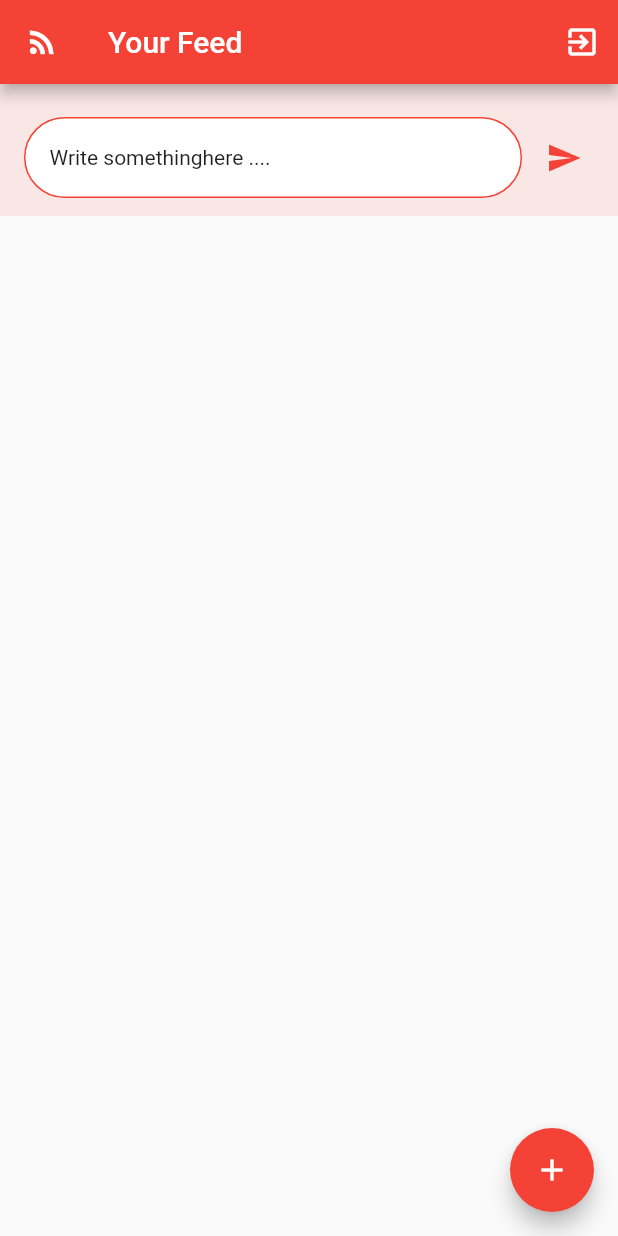
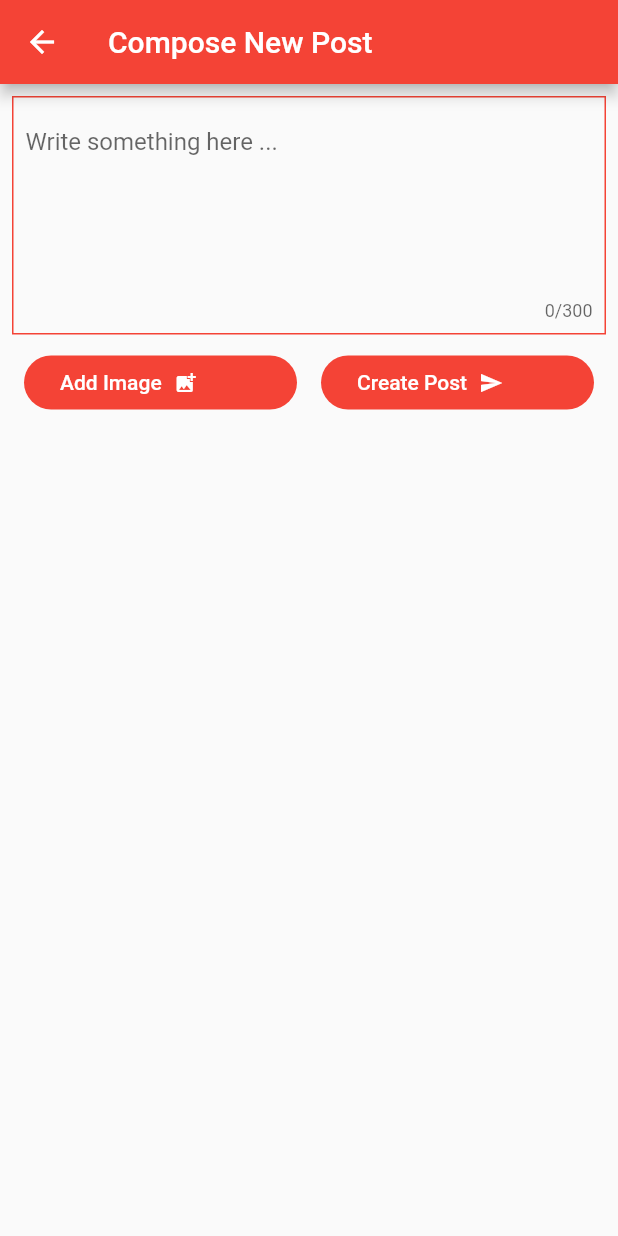
Before and after one commit to 8JME/Feedly, a Flutter app: the FeedPage screen opened directly, after a tap on the "add" icon, on a phone screen of 412 x 824 dp. Run offline on Flutter 3.47's test engine with Material 2 defaults, Android fonts, the phone set to English and light mode, and no system bars; our stand-ins replace firebase_auth; accounts and stored records are empty.

Commit message:
Create page and feed page updated

```diff
--- /dev/null
+++ b/lib/pages/create.dart
@@ -0,0 +1,102 @@
+import 'package:flutter/material.dart';
+
+class CreatePage extends StatelessWidget {
+  @override
+  Widget build(BuildContext context) {
+    return Scaffold(
+      appBar: AppBar(
+        title: Text('Compose New Post'),
+      ),
+      body: Container(
+        padding: const EdgeInsets.all(8.0),
+        child: Column(
+          children: <Widget>[
+            Container(
+              padding: const EdgeInsets.all(8.0),
+              decoration: BoxDecoration(
+                  border: Border.all(
+                color: Colors.red,
+              )),
+              child: TextField(
+                maxLines: 5,
+                maxLength: 300,
+                decoration: InputDecoration(
+                  hintText: 'Write something here ...',
+                  border: InputBorder.none,
+                ),
+              ),
+            ),
+            Row(
+              children: <Widget>[
+                Expanded(
+                  child: Padding(
+                    padding: const EdgeInsets.all(8.0),
+                    child: FlatButton(
+                      shape: RoundedRectangleBorder(
+                        borderRadius: BorderRadius.circular(30.0),
+                      ),
+                      splashColor: Colors.red,
+                      color: Colors.red,
+                      onPressed: () {},
+                      child: Row(
+                        children: <Widget>[
+                          Padding(
+                            padding: const EdgeInsets.symmetric(
+                              vertical: 8.0,
+                              horizontal: 8.0,
+                            ),
+                            child: Text(
+                              'Add Image',
+                              style: TextStyle(color: Colors.white),
+                            ),
+                          ),
+                          Icon(
+                            Icons.add_photo_alternate,
+                            color: Colors.white,
+                            size: 16.0,
+                          ),
+                        ],
+                      ),
+                    ),
+                  ),
+                ),
+                Expanded(
+                  child: Padding(
+                    padding: const EdgeInsets.all(8.0),
+                    child: FlatButton(
+                      shape: RoundedRectangleBorder(
+                        borderRadius: BorderRadius.circular(30.0),
+                      ),
+                      splashColor: Colors.red,
+                      color: Colors.red,
+                      onPressed: () {},
+                      child: Row(
+                        children: <Widget>[
+                          Padding(
+                            padding: const EdgeInsets.symmetric(
+                              vertical: 8.0,
+                              horizontal: 8.0,
+                            ),
+                            child: Text(
+                              'Create Post',
+                              style: TextStyle(color: Colors.white),
+                            ),
+                          ),
+                          Icon(
+                            Icons.send,
+                            color: Colors.white,
+                            size: 16.0,
+                          ),
+                        ],
+                      ),
+                    ),
+                  ),
+                ),
+              ],
+            )
+          ],
+        ),
+      ),
+    );
+  }
+}
--- a/lib/pages/feed.dart
+++ b/lib/pages/feed.dart
@@ -1,4 +1,5 @@
 import 'package:flutter/material.dart';
+import 'package:flutter_feedly/pages/create.dart';
 import 'package:flutter_feedly/widgets/compose_box.dart';
 
 class FeedPage extends StatefulWidget {
@@ -7,13 +8,20 @@ class FeedPage extends StatefulWidget {
 }
 
 class _FeedPageState extends State<FeedPage> {
+  _navigateToCreatePage() {
+    Navigator.push(context, MaterialPageRoute(builder: (BuildContext ctx) {
+      return CreatePage();
+    }));
+  }
 
   _getItems() {
     List<Widget> _items = [];
 
     Widget _composeBox = GestureDetector(
       child: ComposeBox(),
-      onTap: (){},
+      onTap: () {
+        _navigateToCreatePage();
+      },
     );
 
     _items.add(_composeBox);
@@ -30,7 +38,7 @@ class _FeedPageState extends State<FeedPage> {
         actions: <Widget>[
           IconButton(
             icon: Icon(Icons.exit_to_app),
-            onPressed: (){},
+            onPressed: () {},
           )
         ],
       ),
@@ -39,7 +47,9 @@ class _FeedPageState extends State<FeedPage> {
       ),
       floatingActionButton: FloatingActionButton(
         child: Icon(Icons.add),
-        onPressed: (){},
+        onPressed: () {
+          _navigateToCreatePage();
+        },
       ),
     );
   }
```
